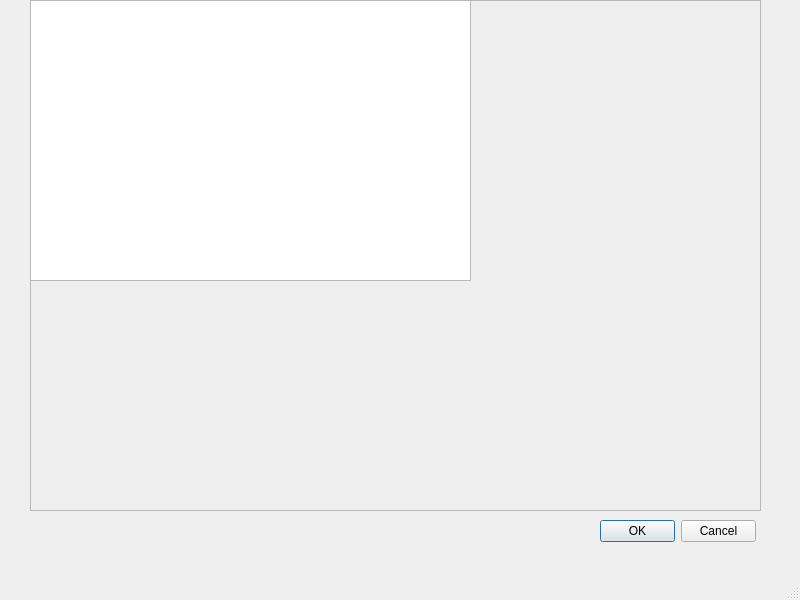
This is PersonalQtManager/DataVisualizationCore/DataVisualWindow.ui in Small-wolf-sy/PersonaManager as Qt 5 draws it before an edit. The edited form follows.
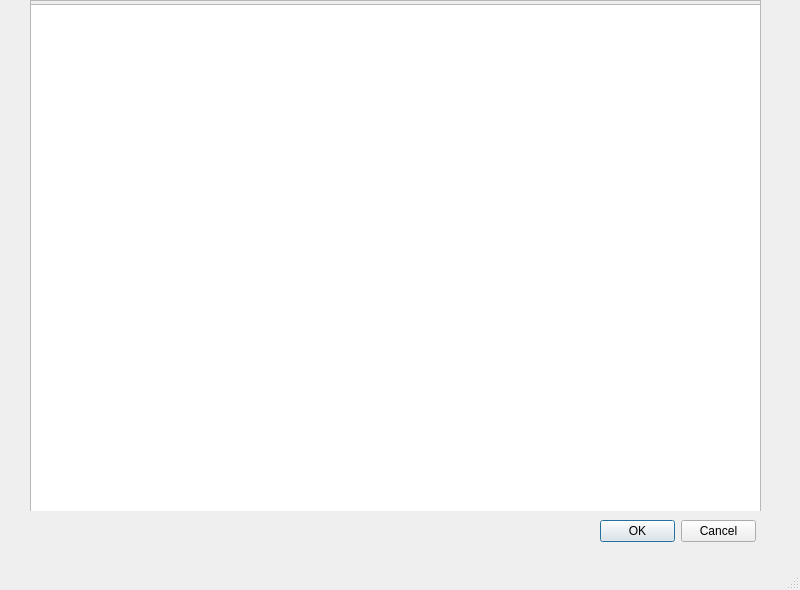
This is the edited form.

Commit message: 新的显示图像的方法，但没有label好用

The edit to the form file:
```diff
--- a/PersonalQtManager/DataVisualizationCore/DataVisualWindow.ui
+++ b/PersonalQtManager/DataVisualizationCore/DataVisualWindow.ui
@@ -7,7 +7,7 @@
     <x>0</x>
     <y>0</y>
     <width>800</width>
-    <height>600</height>
+    <height>590</height>
    </rect>
   </property>
   <property name="windowTitle">
@@ -46,9 +46,9 @@
      <property name="geometry">
       <rect>
        <x>0</x>
-       <y>0</y>
-       <width>441</width>
-       <height>281</height>
+       <y>4</y>
+       <width>731</width>
+       <height>510</height>
       </rect>
      </property>
      <property name="backgroundBrush">
@@ -70,16 +70,6 @@
       </brush>
      </property>
     </widget>
-    <widget class="QWidget" name="testWidget" native="true">
-     <property name="geometry">
-      <rect>
-       <x>440</x>
-       <y>280</y>
-       <width>281</width>
-       <height>231</height>
-      </rect>
-     </property>
-    </widget>
    </widget>
    <widget class="QDialogButtonBox" name="checkbuttonbox">
     <property name="geometry">
```
The commit also changes 2 other files.
